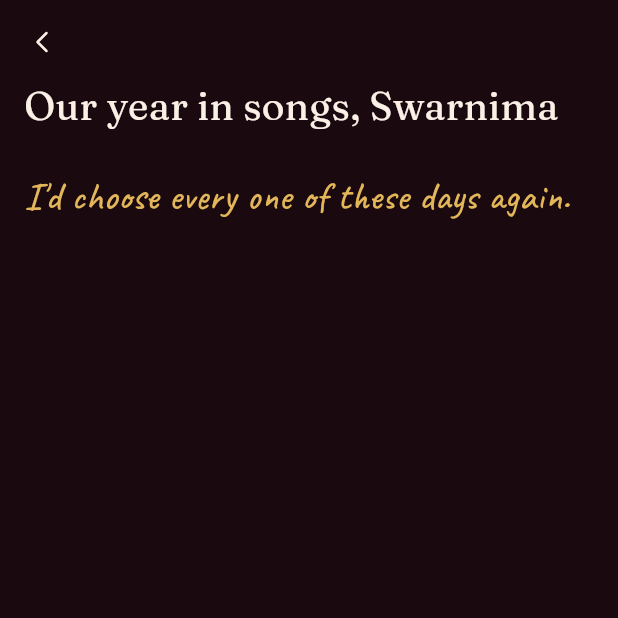
After one commit to vedantVitankar/swarved, a Flutter app: the RecapScreen screen opened directly, on a phone screen of 412 x 824 dp, the top half of it. The commit adds this screen. Run offline on Flutter 3.47's test engine with Material 3 defaults, Android fonts, the phone set to English and light mode, and no system bars; our stand-ins replace file_picker, flutter_secure_storage, google_fonts, just_audio, just_audio_background, permission_handler and 1 more; missing offline and left inert: flutter_taglib, just_audio_media_kit; accounts and stored records are empty.

Commit message:
Phase 13: Recap

```diff
--- a/assets/content/content.json
+++ b/assets/content/content.json
@@ -76,5 +76,9 @@
             "caption": "Lorem ipsum dolor sit amet, consectetur. Put your first memory here.",
             "image": "assets/memories/hi.jpg"
         }
-    ]
+    ],
+    "recap": {
+        "afterDays": 30,
+        "line": "I'd choose every one of these days again."
+    }
 }
--- a/lib/content/words.dart
+++ b/lib/content/words.dart
@@ -76,5 +76,16 @@ class Words {
   static const memoryLaneBlurb = 'Where we have been, in the order it happened.';
   static String memoryCount(int n) => n == 1 ? '1 memory' : '$n memories';
 
+  // The recap.
+  static const recapTitle = 'Our year in songs, $swarnima';
+  static const recapBlurb = 'Something I saved up for you.';
+  static const recapClosing = "I'd choose every one of these days again.";
+  static const recapTopSong = 'The song you kept choosing';
+  static const recapTopArtist = 'The voice you kept coming back to';
+  static const recapTotal = 'Time with the music';
+  static const recapBusiestDay = 'Your fullest day';
+  static const recapLateNight = 'Your late-night song';
+  static String recapPlays(int n) => n == 1 ? 'played once' : 'played $n times';
+
   static const usSubline = 'This corner is just for the two of us.';
 }
--- a/lib/models/content_pack.dart
+++ b/lib/models/content_pack.dart
@@ -1,6 +1,7 @@
 import 'dart:convert';
 import 'memory.dart';
 import 'note_line.dart';
+import 'recap_settings.dart';
 import 'note_slot.dart';
 import 'song_note.dart';
 import 'song_of_the_day.dart';
@@ -26,12 +27,16 @@ class ContentPack {
   /// Moments for memory lane, oldest first.
   final List<Memory> memories;
 
+  /// When the recap appears and what he says at the end of it.
+  final RecapSettings recap;
+
   const ContentPack({
     this.notes = const [],
     this.songOfTheDay,
     this.slots = const {},
     this.folderNotes = const {},
     this.memories = const [],
+    this.recap = const RecapSettings(),
   });
 
   static const empty = ContentPack();
@@ -58,6 +63,7 @@ class ContentPack {
       slots: _parseSlots(decoded['slots']),
       folderNotes: _parseFolderNotes(decoded['folderNotes']),
       memories: _parseMemories(decoded['memories']),
+      recap: RecapSettings.parse(decoded['recap']),
     );
   }
 
--- /dev/null
+++ b/lib/models/recap.dart
@@ -0,0 +1,140 @@
+import 'listen_entry.dart';
+import '../utils/daily_pick.dart';
+
+/// A song and how many times it was played.
+class RecapSong {
+  final String title;
+  final String artist;
+  final int plays;
+
+  const RecapSong({
+    required this.title,
+    required this.artist,
+    required this.plays,
+  });
+}
+
+/// What the logbook says about the time they have spent with the music.
+/// Worked out from the log alone, so nothing leaves the phone.
+class Recap {
+  /// Plays after 22:00 and before 05:00 count as late night, matching the
+  /// greeting on Home.
+  static const lateNightFrom = 22;
+  static const lateNightUntil = 5;
+
+  final int plays;
+  final Duration totalListened;
+  final RecapSong? topSong;
+  final String? topArtist;
+
+  /// The calendar day with the most listening, and how long that was.
+  final DateTime? busiestDay;
+  final Duration busiestDayListened;
+
+  /// The song played most late at night, or null if none was.
+  final RecapSong? lateNightSong;
+
+  const Recap({
+    required this.plays,
+    required this.totalListened,
+    this.topSong,
+    this.topArtist,
+    this.busiestDay,
+    this.busiestDayListened = Duration.zero,
+    this.lateNightSong,
+  });
+
+  /// Null when [entries] is empty. Ties go to the song, artist or day seen
+  /// first in [entries], which is the most recent.
+  static Recap? from(List<ListenEntry> entries) {
+    if (entries.isEmpty) return null;
+
+    var total = Duration.zero;
+    final artistTime = <String, Duration>{};
+    final dayTime = <int, Duration>{};
+    final days = <int, DateTime>{};
+    for (final entry in entries) {
+      total += entry.listened;
+
+      final artist = entry.artist.trim();
+      if (artist.isNotEmpty) {
+        artistTime[artist] =
+            (artistTime[artist] ?? Duration.zero) + entry.listened;
+      }
+
+      final day = dayNumber(entry.playedAt);
+      dayTime[day] = (dayTime[day] ?? Duration.zero) + entry.listened;
+      days.putIfAbsent(
+        day,
+        () => DateTime(
+          entry.playedAt.year,
+          entry.playedAt.month,
+          entry.playedAt.day,
+        ),
+      );
+    }
+
+    String? topArtist;
+    Duration? best;
+    artistTime.forEach((artist, time) {
+      if (best == null || time > best!) {
+        topArtist = artist;
+        best = time;
+      }
+    });
+
+    int? busiest;
+    dayTime.forEach((day, time) {
+      if (busiest == null || time > dayTime[busiest]!) busiest = day;
+    });
+
+    return Recap(
+      plays: entries.length,
+      totalListened: total,
+      topSong: _mostPlayed(entries),
+      topArtist: topArtist,
+      busiestDay: busiest == null ? null : days[busiest],
+      busiestDayListened: busiest == null ? Duration.zero : dayTime[busiest]!,
+      lateNightSong: _mostPlayed(entries.where((e) => isLateNight(e.playedAt))),
+    );
+  }
+
+  static bool isLateNight(DateTime time) =>
+      time.hour >= lateNightFrom || time.hour < lateNightUntil;
+
+  static RecapSong? _mostPlayed(Iterable<ListenEntry> entries) {
+    final plays = <String, int>{};
+    final first = <String, ListenEntry>{};
+    for (final entry in entries) {
+      plays[entry.trackPath] = (plays[entry.trackPath] ?? 0) + 1;
+      first.putIfAbsent(entry.trackPath, () => entry);
+    }
+
+    String? bestId;
+    plays.forEach((id, count) {
+      if (bestId == null || count > plays[bestId]!) bestId = id;
+    });
+    if (bestId == null) return null;
+
+    final entry = first[bestId]!;
+    return RecapSong(
+      title: entry.title,
+      artist: entry.artist,
+      plays: plays[bestId]!,
+    );
+  }
+
+  /// Whether the recap should be shown: the log has plays, and the first one
+  /// was at least [afterDays] calendar days ago.
+  static bool isReady(
+    List<ListenEntry> entries,
+    DateTime now, {
+    required int afterDays,
+  }) {
+    if (entries.isEmpty) return false;
+    final firstPlay = entries
+        .map((e) => e.playedAt)
+        .reduce((a, b) => a.isBefore(b) ? a : b);
+    return dayNumber(now) - dayNumber(firstPlay) >= afterDays;
+  }
+}
--- /dev/null
+++ b/lib/models/recap_settings.dart
@@ -0,0 +1,26 @@
+/// How the recap is set in the content file, under "recap".
+class RecapSettings {
+  static const defaultAfterDays = 30;
+
+  /// Days after her first logged play before the recap appears.
+  final int afterDays;
+
+  /// His closing line. Null uses the default.
+  final String? line;
+
+  const RecapSettings({this.afterDays = defaultAfterDays, this.line});
+
+  /// Anything wrong in [json] falls back to the default for that part.
+  static RecapSettings parse(Object? json) {
+    if (json is! Map) return const RecapSettings();
+    final Map<dynamic, dynamic> map = json;
+
+    final days = map['afterDays'];
+    final line = map['line'];
+    final trimmed = line is String ? line.trim() : '';
+    return RecapSettings(
+      afterDays: days is num && days >= 0 ? days.floor() : defaultAfterDays,
+      line: trimmed.isEmpty ? null : trimmed,
+    );
+  }
+}
--- /dev/null
+++ b/lib/screens/recap/recap_screen.dart
@@ -0,0 +1,137 @@
+import 'package:flutter/material.dart';
+import 'package:provider/provider.dart';
+import '../../content/words.dart';
+import '../../models/recap.dart';
+import '../../services/content_service.dart';
+import '../../services/stats_service.dart';
+import '../../theme/colors.dart';
+import '../../theme/responsive.dart';
+import '../../theme/swar_glyphs.dart';
+import '../../theme/typography.dart';
+import '../../utils/date_label.dart';
+import '../../utils/duration_format.dart';
+import '../../widgets/mini_player_bar.dart';
+import '../../widgets/swar_icon.dart';
+
+/// The year in songs, read from the logbook, ending with his own line.
+class RecapScreen extends StatelessWidget {
+  const RecapScreen({super.key});
+
+  static void open(BuildContext context) {
+    Navigator.of(context).push(
+      MaterialPageRoute(builder: (_) => const RecapScreen()),
+    );
+  }
+
+  @override
+  Widget build(BuildContext context) {
+    final entries = context.watch<StatsService>().entries;
+    final recap = Recap.from(entries);
+    final line = context.select<ContentService, String?>(
+            (c) => c.recapSettings.line) ??
+        Words.recapClosing;
+
+    final stats = <_Stat>[
+      if (recap != null) ...[
+        if (recap.topSong != null)
+          _Stat(
+            Words.recapTopSong,
+            recap.topSong!.title,
+            _songDetail(recap.topSong!),
+          ),
+        if (recap.topArtist != null)
+          _Stat(Words.recapTopArtist, recap.topArtist!, null),
+        _Stat(Words.recapTotal, listenedLabel(recap.totalListened), null),
+        if (recap.busiestDay != null)
+          _Stat(
+            Words.recapBusiestDay,
+            longDate(recap.busiestDay!),
+            listenedLabel(recap.busiestDayListened),
+          ),
+        if (recap.lateNightSong != null)
+          _Stat(
+            Words.recapLateNight,
+            recap.lateNightSong!.title,
+            recap.lateNightSong!.artist.isEmpty
+                ? null
+                : recap.lateNightSong!.artist,
+          ),
+      ],
+    ];
+
+    return Scaffold(
+      backgroundColor: AppColors.base,
+      appBar: AppBar(
+        backgroundColor: AppColors.base,
+        elevation: 0,
+        scrolledUnderElevation: 0,
+        leading: IconButton(
+          icon: const SwarIcon(
+            glyph: SwarGlyph.back,
+            size: 24,
+            color: AppColors.textPrimary,
+          ),
+          tooltip: MaterialLocalizations.of(context).backButtonTooltip,
+          onPressed: () => Navigator.of(context).maybePop(),
+        ),
+      ),
+      bottomNavigationBar: const MiniPlayerBar(padBottom: true),
+      body: Align(
+        alignment: Alignment.topCenter,
+        child: ConstrainedBox(
+          constraints:
+              const BoxConstraints(maxWidth: Responsive.contentMaxWidth),
+          child: ListView(
+            padding: const EdgeInsets.fromLTRB(16, 0, 16, 32),
+            children: [
+              Text(Words.recapTitle, style: AppType.display),
+              const SizedBox(height: 20),
+              for (final stat in stats) stat,
+              const SizedBox(height: 8),
+              Text(
+                line,
+                style: AppType.note.copyWith(
+                  fontSize: 26,
+                  color: AppColors.gold,
+                ),
+              ),
+            ],
+          ),
+        ),
+      ),
+    );
+  }
+}
+
+/// "Arijit Singh · played 12 times", or just the plays when no artist.
+String _songDetail(RecapSong song) {
+  final plays = Words.recapPlays(song.plays);
+  return song.artist.isEmpty ? plays : '${song.artist} · $plays';
+}
+
+class _Stat extends StatelessWidget {
+  final String label;
+  final String value;
+  final String? detail;
+
+  const _Stat(this.label, this.value, this.detail);
+
+  @override
+  Widget build(BuildContext context) {
+    return Padding(
+      padding: const EdgeInsets.only(bottom: 22),
+      child: Column(
+        crossAxisAlignment: CrossAxisAlignment.start,
+        children: [
+          Text(label, style: AppType.goldLabel),
+          const SizedBox(height: 4),
+          Text(value, style: AppType.trackTitle.copyWith(fontSize: 24)),
+          if (detail != null) ...[
+            const SizedBox(height: 2),
+            Text(detail!, style: AppType.bodyMuted),
+          ],
+        ],
+      ),
+    );
+  }
+}
--- a/lib/screens/us/us_screen.dart
+++ b/lib/screens/us/us_screen.dart
@@ -9,6 +9,7 @@ import '../../widgets/page_body.dart';
 import '../../widgets/slot_note_card.dart';
 import 'connection_card.dart';
 import 'memory_lane_card.dart';
+import 'recap_card.dart';
 import 'logbook_card.dart';
 
 /// The corner that's just for the two of them. For now: the logbook.
@@ -35,6 +36,8 @@ class UsScreen extends StatelessWidget {
           LogbookCard(stats: stats),
           // Brings its own gap, and nothing when there are no memories.
           const MemoryLaneCard(),
+          // Hidden until enough time has passed.
+          const RecapCard(),
           const SizedBox(height: 12),
           const ConnectionCard(),
         ],
--- a/lib/services/content_service.dart
+++ b/lib/services/content_service.dart
@@ -4,6 +4,7 @@ import '../models/content_pack.dart';
 import '../models/memory.dart';
 import '../models/note_line.dart';
 import '../models/note_slot.dart';
+import '../models/recap_settings.dart';
 import '../models/song_note.dart';
 import '../models/song_of_the_day.dart';
 import '../models/track.dart';
@@ -38,6 +39,9 @@ class ContentService extends ChangeNotifier {
 
   SongNote? noteFor(Track track) => _pack.noteFor(track);
 
+  /// When the recap appears and his closing line.
+  RecapSettings get recapSettings => _pack.recap;
+
   /// The moments on memory lane, oldest first. Empty when he wrote none.
   List<Memory> get memories => _pack.memories;
 
--- a/lib/services/stats_service.dart
+++ b/lib/services/stats_service.dart
@@ -5,7 +5,8 @@ import '../models/listen_entry.dart';
 import '../models/track.dart';
 
 const _kLogKey = 'listen_log_v1';
-const _kMaxEntries = 500;
+// Enough for a year of listening, so the recap has something to read.
+const _kMaxEntries = 3000;
 
 class StatsService extends ChangeNotifier {
   List<ListenEntry> _entries = [];
```
Also changed, not shown: lib/screens/us/recap_card.dart (added, +59 -0 lines), lib/utils/duration_format.dart (+11 -0 lines), 1 other file.
